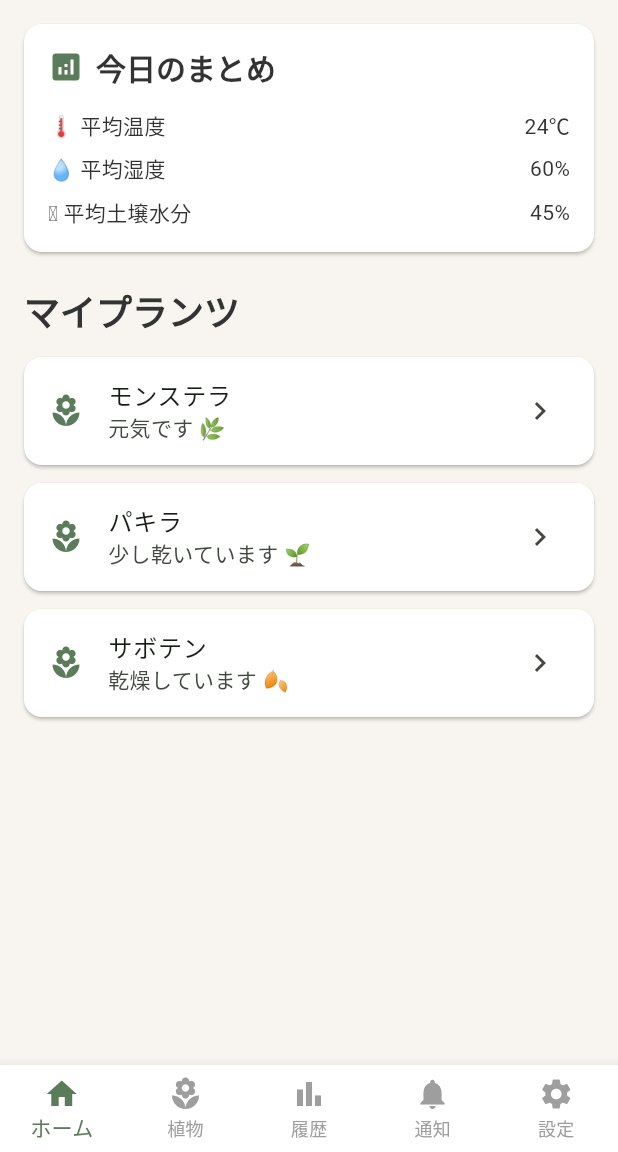
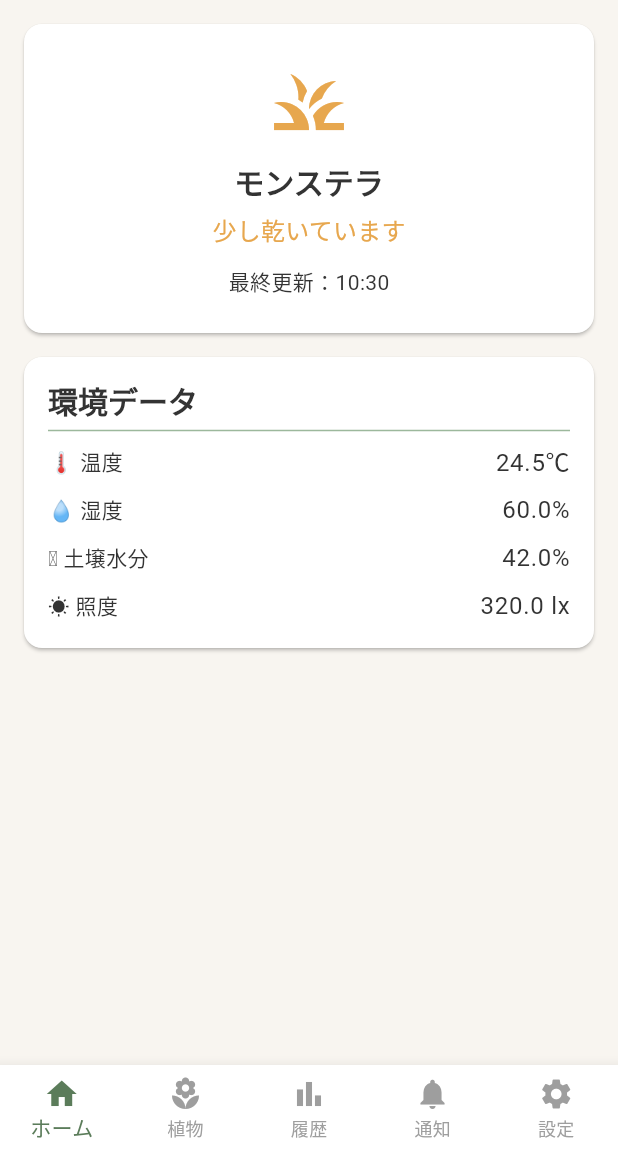
Before and after one commit to Amemiyakana890/plant-monitoring, a Flutter app: the screen it shows after launch, on a phone screen of 412 x 824 dp, the part 84-1236 px from its top. Run offline on Flutter 3.47's test engine with Material 3 defaults, Android fonts, the light colour scheme and no system bars.

Commit message:
flutter構築2

```diff
--- a/app/lib/data/dummy_plants.dart
+++ b/app/lib/data/dummy_plants.dart
@@ -1,33 +1,15 @@
 import '../models/plant.dart';
 
-const List<Plant> dummyPlants = [
-  Plant(
-    id: 1,
-    name: "モンステラ",
-    temperature: 24,
-    humidity: 60,
-    soilMoisture: 45,
-    status: "元気です 🌿",
-    updatedAt: "10:30",
-  ),
-
-  Plant(
-    id: 2,
-    name: "パキラ",
-    temperature: 25,
-    humidity: 58,
-    soilMoisture: 40,
-    status: "少し乾いています 🌱",
-    updatedAt: "10:25",
-  ),
-
-  Plant(
-    id: 3,
-    name: "サボテン",
-    temperature: 26,
-    humidity: 40,
-    soilMoisture: 20,
-    status: "乾燥しています 🍂",
-    updatedAt: "10:20",
-  ),
-];
+/// v1は1台のデバイス・1株の植物のみを管理する単独構成のため、
+/// リストではなく単一のPlantを保持する。
+const Plant dummyPlant = Plant(
+  id: 1,
+  name: 'モンステラ',
+  species: '観葉植物',
+  temperature: 24.5,
+  humidity: 60,
+  soilMoisture: 42,
+  illuminance: 320,
+  status: PlantStatus.thirsty,
+  updatedAt: '10:30',
+);
--- a/app/lib/models/plant.dart
+++ b/app/lib/models/plant.dart
@@ -1,19 +1,40 @@
+/// 植物の状態(サーバー側の判定ロジック(設計書5-7)に対応するコード値)
+enum PlantStatus { healthy, thirsty, dry }
+
 class Plant {
   final int id;
   final String name;
+  final String species;
   final double temperature;
   final double humidity;
   final double soilMoisture;
-  final String status;
+  final double illuminance;
+  final PlantStatus status;
   final String updatedAt;
 
   const Plant({
     required this.id,
     required this.name,
+    required this.species,
     required this.temperature,
     required this.humidity,
     required this.soilMoisture,
+    required this.illuminance,
     required this.status,
     required this.updatedAt,
   });
+
+  Plant copyWith({String? name, String? species}) {
+    return Plant(
+      id: id,
+      name: name ?? this.name,
+      species: species ?? this.species,
+      temperature: temperature,
+      humidity: humidity,
+      soilMoisture: soilMoisture,
+      illuminance: illuminance,
+      status: status,
+      updatedAt: updatedAt,
+    );
+  }
 }
--- a/app/lib/screens/history/history_page.dart
+++ b/app/lib/screens/history/history_page.dart
@@ -25,6 +25,11 @@ class HistoryPage extends StatelessWidget {
         const _HistoryCard(
           title: '🪴 土壌水分',
           values: ['45%', '42%', '40%', '38%'],
+        ),
+        const SizedBox(height: AppSpacing.medium),
+        const _HistoryCard(
+          title: '☀️ 照度',
+          values: ['320 lx', '300 lx', '280 lx', '310 lx'],
         ),
       ],
     );
--- a/app/lib/screens/home/home_page.dart
+++ b/app/lib/screens/home/home_page.dart
@@ -2,41 +2,26 @@ import 'package:flutter/material.dart';
 
 import '../../data/dummy_plants.dart';
 import '../../theme/app_dimensions.dart';
-import '../../widgets/home_plant_card.dart';
-import '../../widgets/summary_card.dart';
-import '../plant_detail/plant_detail_page.dart';
+import '../../widgets/plant_card.dart';
+import '../../widgets/status_hero_card.dart';
 
 class HomePage extends StatelessWidget {
   const HomePage({super.key});
 
   @override
   Widget build(BuildContext context) {
+    final plant = dummyPlant;
+
     return ListView(
       padding: const EdgeInsets.all(AppSpacing.medium),
       children: [
-        const SummaryCard(
-          temperature: '24℃',
-          humidity: '60%',
-          soilMoisture: '45%',
-        ),
-        const SizedBox(height: AppSpacing.large),
-        Text('マイプランツ', style: Theme.of(context).textTheme.headlineLarge),
+        StatusHeroCard(plant: plant),
         const SizedBox(height: AppSpacing.medium),
-        ...dummyPlants.map(
-          (plant) => Padding(
-            padding: const EdgeInsets.only(bottom: AppSpacing.small),
-            child: HomePlantCard(
-              name: plant.name,
-              status: plant.status,
-              onTap: () {
-                Navigator.of(context).push(
-                  MaterialPageRoute<void>(
-                    builder: (context) => PlantDetailPage(plant: plant),
-                  ),
-                );
-              },
-            ),
-          ),
+        PlantCard(
+          temperature: '${plant.temperature}℃',
+          humidity: '${plant.humidity}%',
+          soilMoisture: '${plant.soilMoisture}%',
+          illuminance: '${plant.illuminance} lx',
         ),
       ],
     );
--- a/app/lib/screens/main_page.dart
+++ b/app/lib/screens/main_page.dart
@@ -3,10 +3,10 @@ import 'package:flutter/material.dart';
 import 'history/history_page.dart';
 import 'home/home_page.dart';
 import 'notification/notification_page.dart';
-import 'plants/plants_page.dart';
+import 'plant_info/plant_info_page.dart';
 import 'settings/settings_page.dart';
 
-const List<String> _titles = ['植物見守り', '植物一覧', '履歴', '通知', '設定'];
+const List<String> _titles = ['植物見守り', '植物情報', '履歴', '通知', '設定'];
 
 class MainPage extends StatefulWidget {
   const MainPage({super.key});
@@ -20,7 +20,7 @@ class _MainPageState extends State<MainPage> {
 
   final List<Widget> _pages = const [
     HomePage(),
-    PlantsPage(),
+    PlantInfoPage(),
     HistoryPage(),
     NotificationPage(),
     SettingsPage(),
--- a/app/lib/screens/notification/notification_page.dart
+++ b/app/lib/screens/notification/notification_page.dart
@@ -15,28 +15,25 @@ class NotificationPage extends StatelessWidget {
         const SizedBox(height: AppSpacing.large),
         const Card(
           child: ListTile(
-            leading: Icon(Icons.water_drop, color: AppColors.info),
-            title: Text('モンステラ'),
-            subtitle: Text('土壌水分が少なくなっています'),
-            trailing: Text('7/8\n10:30', textAlign: TextAlign.end),
+            leading: Icon(Icons.water_drop, color: AppColors.warning),
+            title: Text('土壌水分が少なくなっています'),
+            subtitle: Text('7/8 10:30'),
           ),
         ),
         const SizedBox(height: AppSpacing.small),
         const Card(
           child: ListTile(
             leading: Icon(Icons.thermostat, color: AppColors.error),
-            title: Text('温度アラート'),
-            subtitle: Text('室温が30℃を超えました'),
-            trailing: Text('7/7\n14:10', textAlign: TextAlign.end),
+            title: Text('室温が30℃を超えました'),
+            subtitle: Text('7/7 14:10'),
           ),
         ),
         const SizedBox(height: AppSpacing.small),
         const Card(
           child: ListTile(
             leading: Icon(Icons.water_drop_outlined, color: AppColors.info),
-            title: Text('パキラ'),
-            subtitle: Text('湿度が低下しています'),
-            trailing: Text('7/6\n08:45', textAlign: TextAlign.end),
+            title: Text('湿度が低下しています'),
+            subtitle: Text('7/6 08:45'),
           ),
         ),
       ],
--- a/app/lib/screens/settings/settings_page.dart
+++ b/app/lib/screens/settings/settings_page.dart
@@ -4,6 +4,12 @@ import '../../theme/app_dimensions.dart';
 
 class SettingsPage extends StatelessWidget {
   const SettingsPage({super.key});
+
+  void _showComingSoon(BuildContext context, String label) {
+    ScaffoldMessenger.of(
+      context,
+    ).showSnackBar(SnackBar(content: Text('$label（今後実装予定）')));
+  }
 
   @override
   Widget build(BuildContext context) {
@@ -12,30 +18,53 @@ class SettingsPage extends StatelessWidget {
       children: [
         Text('設定', style: Theme.of(context).textTheme.headlineLarge),
         const SizedBox(height: AppSpacing.large),
-        const Card(
+        Card(
           child: ListTile(
-            leading: Icon(Icons.notifications),
-            title: Text('通知設定'),
-            subtitle: Text('通知のON/OFFを設定します'),
-            trailing: Icon(Icons.chevron_right),
+            leading: const Icon(Icons.bluetooth),
+            title: const Text('デバイス接続'),
+            subtitle: const Text('Plant Monitor 01・接続済み'),
+            trailing: const Icon(Icons.chevron_right),
+            onTap: () => _showComingSoon(context, 'デバイス接続'),
           ),
         ),
         const SizedBox(height: AppSpacing.small),
-        const Card(
+        Card(
           child: ListTile(
-            leading: Icon(Icons.palette),
-            title: Text('テーマ'),
-            subtitle: Text('ライトモード'),
-            trailing: Icon(Icons.chevron_right),
+            leading: const Icon(Icons.battery_full),
+            title: const Text('デバイス情報'),
+            subtitle: const Text('バッテリー残量85%・ファームウェア 1.0.2'),
+            trailing: const Icon(Icons.chevron_right),
+            onTap: () => _showComingSoon(context, 'デバイス情報'),
           ),
         ),
         const SizedBox(height: AppSpacing.small),
-        const Card(
+        Card(
           child: ListTile(
-            leading: Icon(Icons.info),
-            title: Text('アプリ情報'),
-            subtitle: Text('植物見守りアプリ'),
-            trailing: Icon(Icons.chevron_right),
+            leading: const Icon(Icons.notifications),
+            title: const Text('通知設定'),
+            subtitle: const Text('通知のON/OFFを設定します'),
+            trailing: const Icon(Icons.chevron_right),
+            onTap: () => _showComingSoon(context, '通知設定'),
+          ),
+        ),
+        const SizedBox(height: AppSpacing.small),
+        Card(
+          child: ListTile(
+            leading: const Icon(Icons.palette),
+            title: const Text('テーマ'),
+            subtitle: const Text('ライトモード'),
+            trailing: const Icon(Icons.chevron_right),
+            onTap: () => _showComingSoon(context, 'テーマ'),
+          ),
+        ),
+        const SizedBox(height: AppSpacing.small),
+        Card(
+          child: ListTile(
+            leading: const Icon(Icons.info),
+            title: const Text('アプリ情報'),
+            subtitle: const Text('植物見守りアプリ'),
+            trailing: const Icon(Icons.chevron_right),
+            onTap: () => _showComingSoon(context, 'アプリ情報'),
           ),
         ),
         const SizedBox(height: AppSpacing.small),
--- /dev/null
+++ b/app/lib/utils/plant_status.dart
@@ -0,0 +1,36 @@
+import 'package:flutter/material.dart';
+
+import '../models/plant.dart';
+import '../theme/app_colors.dart';
+
+/// 植物の状態(PlantStatus)を、画面表示用のアイコン・色・メッセージに変換する。
+/// サーバーの判定ロジック(設計書5-7)は healthy / thirsty / dry の3段階。
+class PlantStatusInfo {
+  final String message;
+  final IconData icon;
+  final Color color;
+
+  const PlantStatusInfo({
+    required this.message,
+    required this.icon,
+    required this.color,
+  });
+}
+
+const Map<PlantStatus, PlantStatusInfo> plantStatusInfo = {
+  PlantStatus.healthy: PlantStatusInfo(
+    message: '元気です',
+    icon: Icons.eco,
+    color: AppColors.success,
+  ),
+  PlantStatus.thirsty: PlantStatusInfo(
+    message: '少し乾いています',
+    icon: Icons.grass,
+    color: AppColors.warning,
+  ),
+  PlantStatus.dry: PlantStatusInfo(
+    message: '乾燥しています',
+    icon: Icons.warning_amber_rounded,
+    color: AppColors.error,
+  ),
+};
--- a/app/lib/widgets/plant_card.dart
+++ b/app/lib/widgets/plant_card.dart
@@ -2,24 +2,19 @@ import 'package:flutter/material.dart';
 
 import '../theme/app_dimensions.dart';
 
+/// 温度・湿度・土壌水分・照度をまとめて表示するカード。
 class PlantCard extends StatelessWidget {
-  final String name;
   final String temperature;
   final String humidity;
   final String soilMoisture;
-  final String status;
-  final String updatedAt;
-  final IconData icon;
+  final String illuminance;
 
   const PlantCard({
     super.key,
-    required this.name,
     required this.temperature,
     required this.humidity,
     required this.soilMoisture,
-    required this.status,
-    required this.updatedAt,
-    this.icon = Icons.local_florist,
+    required this.illuminance,
   });
 
   @override
@@ -30,27 +25,41 @@ class PlantCard extends StatelessWidget {
         child: Column(
           crossAxisAlignment: CrossAxisAlignment.start,
           children: [
-            Row(
-              children: [
-                Icon(icon, color: Theme.of(context).colorScheme.primary),
-                const SizedBox(width: AppSpacing.extraSmall),
-                Text(name, style: Theme.of(context).textTheme.titleLarge),
-              ],
-            ),
-            const SizedBox(height: AppSpacing.small),
-            Text('🌡 温度　$temperature'),
-            Text('💧 湿度　$humidity'),
-            Text('🪴 土壌水分　$soilMoisture'),
-            const SizedBox(height: AppSpacing.small),
-            Text('状態：$status'),
+            Text('環境データ', style: Theme.of(context).textTheme.titleLarge),
             const Divider(),
-            Text(
-              '最終更新：$updatedAt',
-              style: Theme.of(context).textTheme.bodyMedium,
-            ),
+            _ValueRow(icon: '🌡', label: '温度', value: temperature),
+            const SizedBox(height: AppSpacing.extraSmall),
+            _ValueRow(icon: '💧', label: '湿度', value: humidity),
+            const SizedBox(height: AppSpacing.extraSmall),
+            _ValueRow(icon: '🪴', label: '土壌水分', value: soilMoisture),
+            const SizedBox(height: AppSpacing.extraSmall),
+            _ValueRow(icon: '☀️', label: '照度', value: illuminance),
           ],
         ),
       ),
     );
   }
 }
+
+class _ValueRow extends StatelessWidget {
+  final String icon;
+  final String label;
+  final String value;
+
+  const _ValueRow({
+    required this.icon,
+    required this.label,
+    required this.value,
+  });
+
+  @override
+  Widget build(BuildContext context) {
+    return Row(
+      mainAxisAlignment: MainAxisAlignment.spaceBetween,
+      children: [
+        Text('$icon $label'),
+        Text(value, style: Theme.of(context).textTheme.bodyLarge),
+      ],
+    );
+  }
+}
--- /dev/null
+++ b/app/lib/widgets/status_hero_card.dart
@@ -0,0 +1,43 @@
+import 'package:flutter/material.dart';
+
+import '../models/plant.dart';
+import '../theme/app_dimensions.dart';
+import '../utils/plant_status.dart';
+
+/// 「静かに見守る」コンセプトに沿って、状態(アイコン+短いメッセージ)を
+/// 数値より優先して大きく表示するカード。
+class StatusHeroCard extends StatelessWidget {
+  final Plant plant;
+
+  const StatusHeroCard({super.key, required this.plant});
+
+  @override
+  Widget build(BuildContext context) {
+    final info = plantStatusInfo[plant.status]!;
+
+    return Card(
+      child: Padding(
+        padding: const EdgeInsets.all(AppSpacing.large),
+        child: Column(
+          children: [
+            Icon(info.icon, size: 56, color: info.color),
+            const SizedBox(height: AppSpacing.small),
+            Text(plant.name, style: Theme.of(context).textTheme.titleLarge),
+            const SizedBox(height: AppSpacing.extraSmall),
+            Text(
+              info.message,
+              style: Theme.of(
+                context,
+              ).textTheme.titleMedium?.copyWith(color: info.color),
+            ),
+            const SizedBox(height: AppSpacing.small),
+            Text(
+              '最終更新：${plant.updatedAt}',
+              style: Theme.of(context).textTheme.bodyMedium,
+            ),
+          ],
+        ),
+      ),
+    );
+  }
+}
```
Also changed, not shown: app/lib/screens/plant_info/plant_info_page.dart (added, +128 -0 lines), 1 other file.
